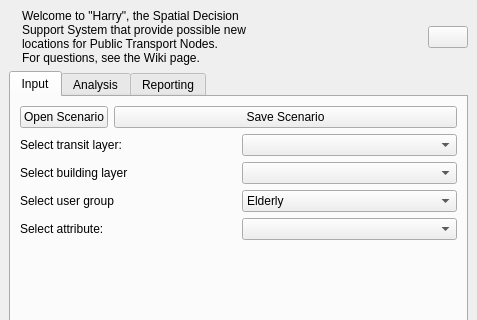
Above: SpatialDecision/spatial_decision_dockwidget_base.ui from Matthie456/Bon_DenDuijn before the change; both pictures show x 0 to 477 and y 0 to 320 of the 477 by 488 pixel window. Below: the same form after it.
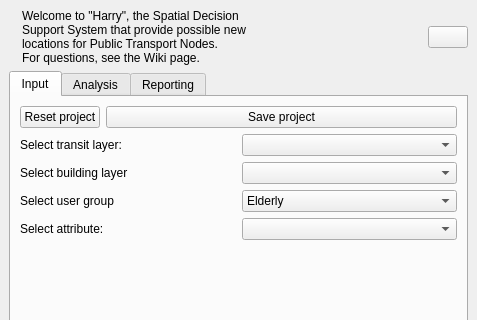
That is the form after the change.

Commit message: change open scenario to reset project

Diff of the .ui file:
```diff
--- a/SpatialDecision/spatial_decision_dockwidget_base.ui
+++ b/SpatialDecision/spatial_decision_dockwidget_base.ui
@@ -90,14 +90,14 @@
           <item row="0" column="0">
            <widget class="QPushButton" name="openScenarioButton">
             <property name="text">
-             <string>Open Scenario</string>
+             <string>Reset project</string>
             </property>
            </widget>
           </item>
           <item row="0" column="1">
            <widget class="QPushButton" name="saveScenarioButton">
             <property name="text">
-             <string>Save Scenario</string>
+             <string>Save project</string>
             </property>
            </widget>
           </item>
```
The commit also changes 1 other file.
